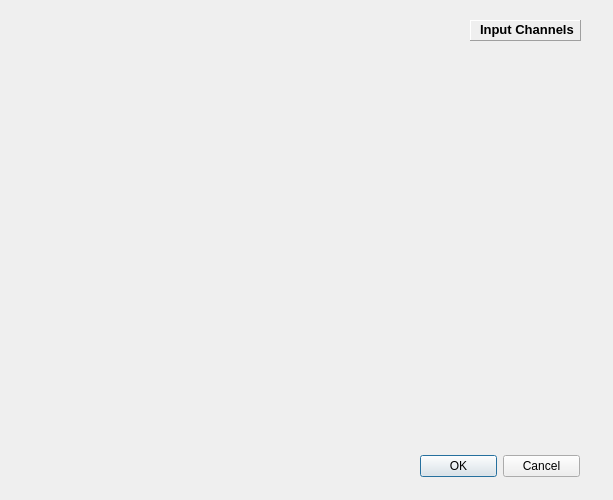
Old version of the form src/gui/InputChannelDlg.ui in the repository CompEphys-team/stdpc.
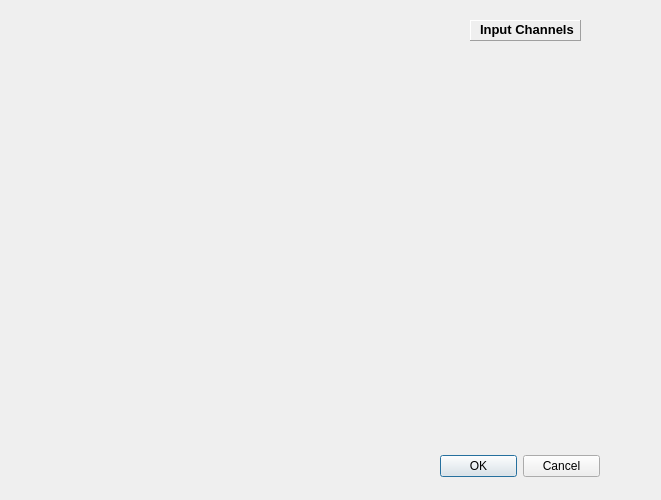
New version of the form.

```diff
--- a/src/gui/InputChannelDlg.ui
+++ b/src/gui/InputChannelDlg.ui
@@ -1,21 +1,21 @@
 <ui version="4.0" >
  <class>InputChannelDlg</class>
- <widget class="QDialog" name="InputChannelDlg" >
-  <property name="geometry" >
+ <widget class="QDialog" name="InputChannelDlg">
+  <property name="geometry">
    <rect>
     <x>0</x>
     <y>0</y>
-    <width>613</width>
+    <width>661</width>
     <height>500</height>
    </rect>
   </property>
   <property name="windowTitle" >
    <string>Input Channels</string>
   </property>
-  <widget class="QDialogButtonBox" name="buttonBox" >
-   <property name="geometry" >
+  <widget class="QDialogButtonBox" name="buttonBox">
+   <property name="geometry">
     <rect>
-     <x>420</x>
+     <x>440</x>
      <y>450</y>
      <width>160</width>
      <height>32</height>
@@ -24,8 +24,8 @@
    <property name="orientation" >
     <enum>Qt::Horizontal</enum>
    </property>
-   <property name="standardButtons" >
-    <set>QDialogButtonBox::Cancel|QDialogButtonBox::NoButton|QDialogButtonBox::Ok</set>
+   <property name="standardButtons">
+    <set>QDialogButtonBox::Cancel|QDialogButtonBox::Ok</set>
    </property>
   </widget>
   <widget class="QFrame" name="frame" >
```
Left out of the diff: 33 changed lines with no effect on the pictures.
